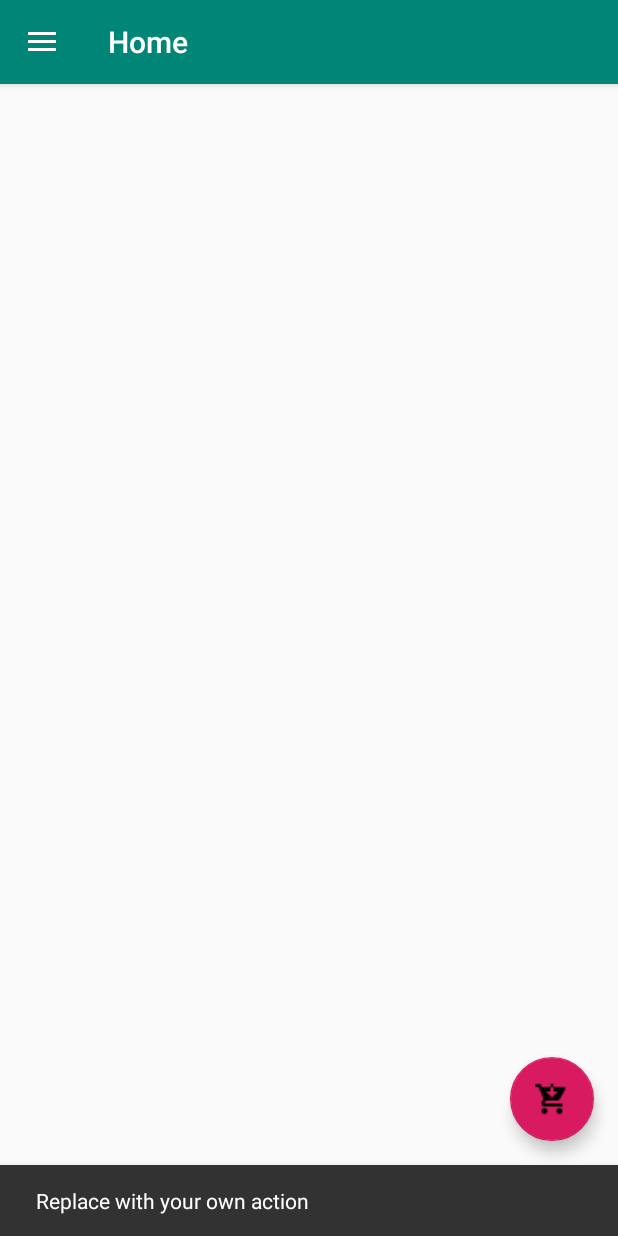
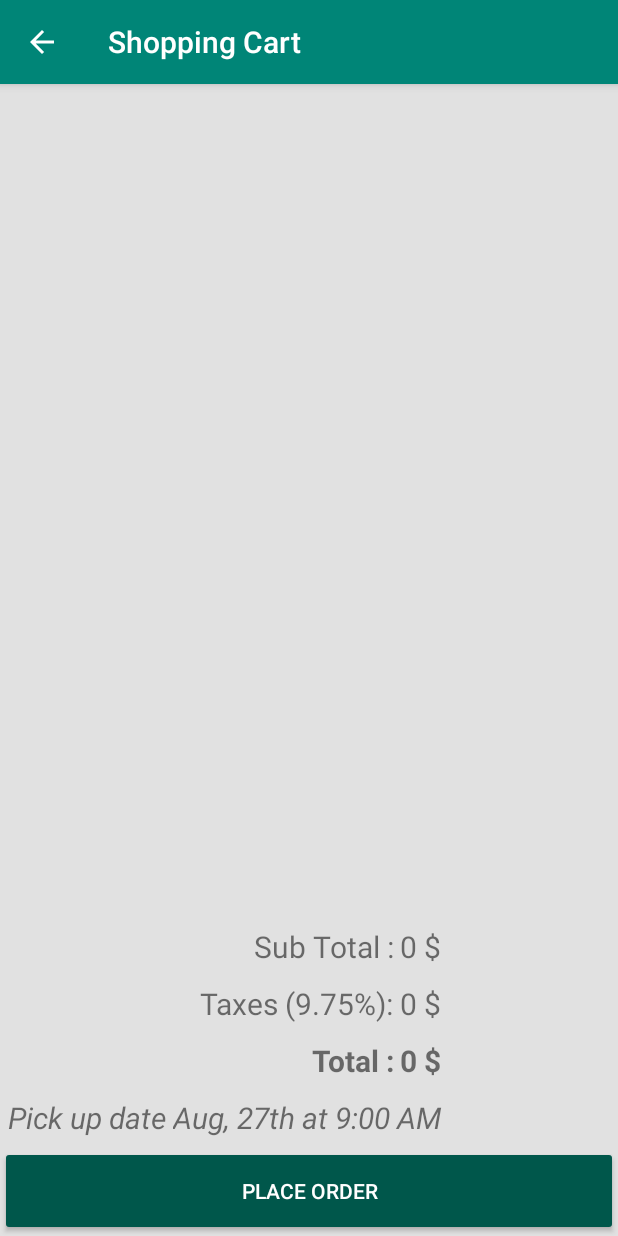
Before and after one commit to CSCE-4623/AndroidApp, an Android app: the HomeActivity screen opened directly, with no data from a screen before it, after a tap on an icon or button, on a phone screen of 412 x 824 dp. Run offline under Robolectric (Android 15) with nearby library versions, the phone set to English and light mode, and no system bars; our stand-ins replace CircleImageView, Firebase (no records; nobody signed in at launch, a user with empty details on screens opened directly), Picasso; libraries missing offline, so code that uses them is left out: io.paperdb; 1 statement that could not run was skipped.

Commit message:
Added Shooping Cart, but still need to  fix populating from database

```diff
--- a/app/build.gradle
+++ b/app/build.gradle
@@ -38,8 +38,9 @@ dependencies {
     androidTestImplementation 'androidx.test:runner:1.1.1'
     androidTestImplementation 'androidx.test.espresso:espresso-core:3.1.1'
     implementation 'de.hdodenhof:circleimageview:3.0.1'
-
     implementation 'com.squareup.picasso:picasso:2.71828'
+    implementation 'com.squareup.retrofit2:retrofit:2.1.0'
+    implementation 'com.squareup.retrofit2:converter-gson:2.0.2'
 
 }
 
--- a/app/src/main/AndroidManifest.xml
+++ b/app/src/main/AndroidManifest.xml
@@ -14,6 +14,7 @@
             android:label="@string/title_activity_home"
             android:theme="@style/AppTheme.NoActionBar"></activity>
         <activity android:name=".view.RegisterActivity" />
+        <activity android:name=".view.CartActivity" />
         <activity android:name=".view.LoginActivity">
             <intent-filter>
                 <action android:name="android.intent.action.MAIN" />
--- a/app/src/main/java/com/mobile/finalproject/HomeActivity.java
+++ b/app/src/main/java/com/mobile/finalproject/HomeActivity.java
@@ -23,10 +23,10 @@ import com.firebase.ui.database.FirebaseRecyclerAdapter;
 import com.firebase.ui.database.FirebaseRecyclerOptions;
 import com.google.android.material.floatingactionbutton.FloatingActionButton;
 import com.google.android.material.navigation.NavigationView;
-import com.google.android.material.snackbar.Snackbar;
 import com.google.firebase.database.DatabaseReference;
 import com.google.firebase.database.FirebaseDatabase;
 import com.mobile.finalproject.model.Products;
+import com.mobile.finalproject.view.CartActivity;
 import com.mobile.finalproject.view.LoginActivity;
 import com.mobile.finalproject.view.SettingsActivity;
 import com.mobile.finalproject.viewHolder.ProductViewHolder;
@@ -44,6 +44,7 @@ import android.support.v7.widget.RecyclerView;*/
 public class HomeActivity extends AppCompatActivity
         implements NavigationView.OnNavigationItemSelectedListener
 {
+
     private DatabaseReference ProductsRef;
     private RecyclerView recyclerView;
     RecyclerView.LayoutManager layoutManager;
@@ -70,8 +71,10 @@ public class HomeActivity extends AppCompatActivity
         fab.setOnClickListener(new View.OnClickListener() {
             @Override
             public void onClick(View view) {
-                Snackbar.make(view, "Replace with your own action", Snackbar.LENGTH_LONG)
-                        .setAction("Action", null).show();
+
+
+                Intent intent = new Intent(HomeActivity.this, CartActivity.class);
+                startActivity(intent);
             }
         });
 
@@ -189,6 +192,8 @@ public class HomeActivity extends AppCompatActivity
 
         if (id == R.id.nav_cart)
         {
+            Intent intent = new Intent(HomeActivity.this, CartActivity.class);
+            startActivity(intent);
 
         }
         else if (id == R.id.nav_orders)
--- a/app/src/main/java/com/mobile/finalproject/model/Products.java
+++ b/app/src/main/java/com/mobile/finalproject/model/Products.java
@@ -100,4 +100,10 @@ public class Products {
     public void setReservationEnd(String reservationEnd) {
         this.reservationEnd = reservationEnd;
     }
+
+    public String getJsonObject(){
+        return "{ItemId:"+itemID+",name"+name+",price:"+price+",quantity:"+quantity+",Category:"+Category+
+                ",description:"+description+",fileLocation:"+fileLocation+
+                ",reservationStart:"+reservationStart+",reservationEnd:"+reservationEnd+"}";
+    }
 }
--- /dev/null
+++ b/app/src/main/java/com/mobile/finalproject/view/CartActivity.java
@@ -0,0 +1,185 @@
+package com.mobile.finalproject.view;
+
+import android.os.Bundle;
+import android.view.LayoutInflater;
+import android.view.MenuItem;
+import android.view.View;
+import android.view.ViewGroup;
+import android.widget.Button;
+import android.widget.TextView;
+
+import androidx.annotation.NonNull;
+import androidx.appcompat.app.AppCompatActivity;
+import androidx.recyclerview.widget.LinearLayoutManager;
+import androidx.recyclerview.widget.RecyclerView;
+
+import com.firebase.ui.database.FirebaseRecyclerAdapter;
+import com.firebase.ui.database.FirebaseRecyclerOptions;
+import com.google.firebase.database.DatabaseReference;
+import com.google.firebase.database.FirebaseDatabase;
+import com.mobile.finalproject.R;
+import com.mobile.finalproject.model.Transaction;
+import com.mobile.finalproject.viewHolder.CartViewHolder;
+
+public class CartActivity extends AppCompatActivity {
+
+    RecyclerView recycler_itemlist;
+    private RecyclerView.LayoutManager layoutManager;
+    public static TextView tv_total;
+    CartListAdapter cartListAdapter;
+    public static int total=0;
+    String jsonCartList;
+    private Button btnCheckout;
+    private TextView txtTotal;
+    private TextView txtSubTotal;
+    private TextView txtTaxes;
+
+    @Override
+    protected void onCreate(Bundle savedInstanceState) {
+        super.onCreate(savedInstanceState);
+        setContentView(R.layout.activity_cart);
+
+
+        //Set back button to activity
+        androidx.appcompat.app.ActionBar actionBar=getSupportActionBar();
+        if(actionBar!=null){
+            actionBar.setHomeButtonEnabled(true);
+            actionBar.setTitle("Shopping Cart");
+            getSupportActionBar().setDisplayHomeAsUpEnabled(true);
+        }
+
+        txtTotal =(TextView) findViewById(R.id.tv_total);
+        txtSubTotal = (TextView) findViewById(R.id.tv_subtotal);
+        txtTaxes = (TextView) findViewById(R.id.tv_taxes);
+        btnCheckout = (Button) findViewById(R.id.btn_placeorder);
+
+        recycler_itemlist =(RecyclerView) findViewById(R.id.recycler_cart);
+        recycler_itemlist.setHasFixedSize(true);
+       // recycler_itemlist.setLayoutManager(new LinearLayoutManager(this, LinearLayoutManager.VERTICAL,false));
+
+        layoutManager = new LinearLayoutManager(this);
+        recycler_itemlist.setLayoutManager(layoutManager);
+
+
+        //  recycler_itemlist.setRecycledViewPool(new RecyclerView.RecycledViewPool());
+      //  recycler_itemlist.getRecycledViewPool().setMaxRecycledViews(0, 0);
+
+//        cartListAdapter = new CartListAdapter(CartActivity.this,ProductListAdapter.selecteditems);
+//        recycler_itemlist.setAdapter(cartListAdapter);
+
+//        getIntentData();
+//
+//        calculateTotal();
+    }
+
+    @Override
+    protected void onStart() {
+        super.onStart();
+
+//        CheckOrderState();
+
+
+        final DatabaseReference cartListRef = FirebaseDatabase.getInstance().getReference().child("Transaction");
+
+        FirebaseRecyclerOptions<Transaction> options =
+                new FirebaseRecyclerOptions.Builder<Transaction>()
+                        .setQuery(cartListRef, Transaction.class)
+                        .build();
+
+        FirebaseRecyclerAdapter<Transaction, CartViewHolder> adapter
+                = new FirebaseRecyclerAdapter<Transaction, CartViewHolder>(options) {
+            @Override
+            protected void onBindViewHolder(@NonNull CartViewHolder cartViewHolder, int i, @NonNull Transaction transaction) {
+                cartViewHolder.txtProductName.setText(transaction.getPname());
+                cartViewHolder.txtProductSubTotal.setText(transaction.getSubTotal() + " $");
+                cartViewHolder.txtProductQuantity.setText(transaction.getTransactionQty());
+            }
+            @NonNull
+            @Override
+            public CartViewHolder onCreateViewHolder(@NonNull ViewGroup parent, int viewType) {
+                View view = LayoutInflater.from(parent.getContext()).inflate(R.layout.layout_item_cart, parent, false);
+                CartViewHolder  holder = new CartViewHolder(view);
+
+
+                return  holder;
+            }
+
+        };
+
+        recycler_itemlist.setAdapter(adapter);
+        adapter.startListening();
+    }
+
+    @Override
+    public boolean onOptionsItemSelected(MenuItem item) {
+        switch (item.getItemId()) {
+            case android.R.id.home:
+                // app icon in action bar clicked; goto parent activity.
+                this.finish();
+                return true;
+
+            default:
+                return super.onOptionsItemSelected(item);
+        }
+    }
+
+    private void getIntentData(){
+        if(getIntent()!=null && getIntent().getExtras()!=null){
+            // Get the Required Parameters for sending Order to server.
+        }
+    }
+
+   /* public static void calculateTotal(){
+        int i=0;
+        total=0;
+        while(i<ItemListAdapter.selecteditems.size()){
+            total=total + ( Integer.valueOf(ItemListAdapter.selecteditems.get(i).getRate()) * Integer.valueOf(ItemListAdapter.selecteditems.get(i).getQuantity()) );
+            i++;
+        }
+        tv_total.setText(""+total);
+    }
+
+    public void insertOrder(View view){
+
+        if(total>0){
+
+            Gson gson = new Gson();
+            jsonCartList = gson.toJson(ItemListAdapter.selecteditems);
+
+            DialogInterface.OnClickListener dialogClickListener = new DialogInterface.OnClickListener() {
+                @Override
+                public void onClick(DialogInterface dialog, int which) {
+                    switch (which){
+                        case DialogInterface.BUTTON_POSITIVE:
+                            //Yes button clicked
+                            placeOrderRequest();
+                            break;
+
+                        case DialogInterface.BUTTON_NEGATIVE:
+                            //No button clicked
+                            break;
+                    }
+                }
+            };
+
+            AlertDialog.Builder builder = new AlertDialog.Builder(CartActivity.this);
+            builder.setMessage("Do you want to place Order ?").setPositiveButton("Yes", dialogClickListener)
+                    .setNegativeButton("No", dialogClickListener).show();
+
+        }else{
+            Toast.makeText(CartActivity.this,"No items in Cart !",Toast.LENGTH_LONG).show();
+        }
+
+
+    }
+*/
+
+    private void placeOrderRequest(){
+        //Send Request to Server with required Parameters
+    /*
+   jsonCartList - Consists of Objects of all product selected.
+    */
+
+    }
+
+}
--- /dev/null
+++ b/app/src/main/java/com/mobile/finalproject/view/CartListInterface.java
@@ -0,0 +1,4 @@
+package com.mobile.finalproject.view;
+
+interface CartListInterface {
+}
--- /dev/null
+++ b/app/src/main/res/layout/activity_cart.xml
@@ -0,0 +1,151 @@
+<RelativeLayout android:background="#e1e1e1"
+    android:layout_height="fill_parent"
+    android:layout_width="fill_parent"
+    xmlns:android="http://schemas.android.com/apk/res/android">
+
+
+    <androidx.recyclerview.widget.RecyclerView
+        android:id="@+id/recycler_cart"
+        android:layout_width="match_parent"
+        android:layout_height="546dp"
+        android:layout_above="@id/layout_subtotal"
+        android:layout_alignParentTop="true"
+        android:layout_marginTop="0dp"
+        android:layout_marginBottom="0dp">
+
+    </androidx.recyclerview.widget.RecyclerView>
+
+    <LinearLayout
+        android:id="@+id/layout_subtotal"
+        android:layout_width="match_parent"
+        android:layout_height="wrap_content"
+        android:layout_above="@id/layout_taxes"
+        android:layout_marginTop="0dp"
+        android:padding="5dp"
+        android:weightSum="2">
+
+    <TextView
+        android:layout_width="match_parent"
+        android:layout_height="wrap_content"
+        android:layout_weight="0.7"
+        android:gravity="end"
+        android:text="Sub Total : "
+        android:textSize="20dp">
+
+    </TextView>
+
+    <TextView
+        android:id="@+id/tv_taxes"
+        android:layout_width="match_parent"
+        android:layout_height="wrap_content"
+        android:layout_weight="1.3"
+        android:text="0 $"
+        android:textSize="20dp">
+
+    </TextView>
+    </LinearLayout>
+    <LinearLayout
+    android:id="@+id/layout_taxes"
+    android:layout_width="match_parent"
+    android:layout_height="wrap_content"
+    android:layout_above="@id/layout_total"
+    android:layout_marginTop="0dp"
+    android:padding="5dp"
+    android:weightSum="2">
+
+    <TextView
+        android:layout_width="match_parent"
+        android:layout_height="wrap_content"
+        android:layout_weight="0.7"
+        android:gravity="end"
+        android:text="Taxes (9.75%): "
+        android:textSize="20dp">
+
+    </TextView>
+
+    <TextView
+        android:id="@+id/tv_subtotal"
+        android:layout_width="match_parent"
+        android:layout_height="wrap_content"
+        android:layout_weight="1.3"
+        android:text="0 $"
+        android:textSize="20dp">
+
+    </TextView>
+
+</LinearLayout>
+    <LinearLayout
+        android:id="@+id/layout_total"
+        android:layout_width="match_parent"
+        android:layout_height="wrap_content"
+        android:layout_above="@id/layout_pickUpBy"
+        android:layout_marginTop="0dp"
+        android:padding="5dp"
+        android:weightSum="2">
+
+        <TextView
+            android:layout_width="match_parent"
+            android:layout_height="wrap_content"
+            android:layout_weight="0.7"
+            android:gravity="end"
+            android:text="Total : "
+            android:textStyle="bold"
+            android:textSize="20dp">
+
+        </TextView>
+
+        <TextView
+            android:id="@+id/tv_total"
+            android:layout_width="match_parent"
+            android:layout_height="wrap_content"
+            android:layout_weight="1.3"
+            android:textStyle="bold"
+            android:text="0 $"
+            android:textSize="20dp">
+
+        </TextView>
+
+    </LinearLayout>
+    <LinearLayout
+        android:id="@+id/layout_pickUpBy"
+        android:layout_width="match_parent"
+        android:layout_height="wrap_content"
+        android:layout_above="@id/btn_placeorder"
+        android:layout_marginTop="0dp"
+        android:padding="5dp">
+
+        <TextView
+            android:layout_width="wrap_content"
+            android:layout_height="wrap_content"
+            android:gravity="left"
+            android:text="Pick up date "
+            android:textSize="20dp"
+            android:textStyle="italic">
+
+        </TextView>
+
+        <TextView
+            android:id="@+id/tv_pickUpBy"
+            android:layout_width="match_parent"
+            android:layout_height="wrap_content"
+            android:text="Aug, 27th at 9:00 AM"
+            android:textSize="20dp"
+            android:textStyle="italic" >
+
+        </TextView>
+    </LinearLayout>
+
+
+    <Button
+        android:id="@+id/btn_placeorder"
+        android:layout_gravity="center"
+        android:layout_alignParentBottom="true"
+        android:layout_height="60dp"
+        android:layout_width="match_parent"
+        android:onClick="insertOrder"
+        android:text="Place Order"
+        android:textColor="@android:color/white"
+        android:theme="@style/Theme.MaterialButton">
+    </Button>
+
+</RelativeLayout>
--- a/app/src/main/res/values/styles.xml
+++ b/app/src/main/res/values/styles.xml
@@ -16,5 +16,10 @@
     <style name="AppTheme.AppBarOverlay" parent="ThemeOverlay.AppCompat.Dark.ActionBar" />
 
     <style name="AppTheme.PopupOverlay" parent="ThemeOverlay.AppCompat.Light" />
+    <style name="Theme.MaterialButton" parent="AppTheme">
+        <item name="colorAccent">@color/colorAccent</item>
+        <item name="colorButtonNormal">@color/colorPrimaryDark</item>
+        <item name="colorControlHighlight">@color/colorAccent</item>
+    </style>
 
 </resources>
```
Also changed, not shown: app/src/main/java/com/mobile/finalproject/model/Transaction.java (added, +58 -0 lines), app/src/main/java/com/mobile/finalproject/view/CartListAdapter.java (added, +108 -0 lines), app/src/main/java/com/mobile/finalproject/viewHolder/CartViewHolder.java (added, +36 -0 lines), app/src/main/res/layout/layout_item_cart.xml (added, +93 -0 lines).
